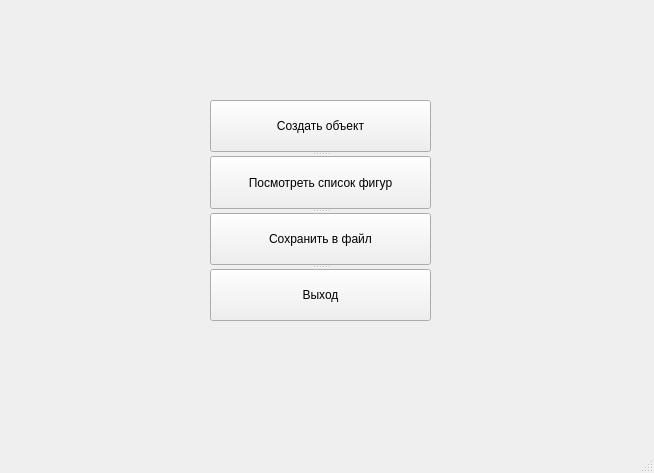
This is Demo/mainwindow.ui in momooshi/GeometryAssistance as Qt 5 draws it before an edit. The edited form follows.
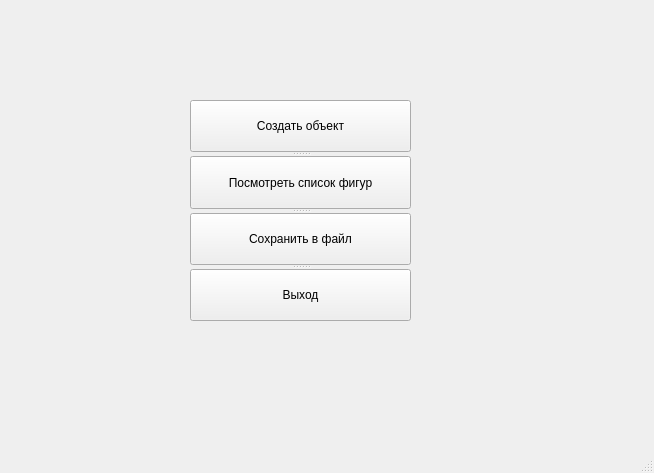
This is the edited form.

What changed in the file:
```diff
--- a/Demo/mainwindow.ui
+++ b/Demo/mainwindow.ui
@@ -17,7 +17,7 @@
    <widget class="QSplitter" name="splitter">
     <property name="geometry">
      <rect>
-      <x>210</x>
+      <x>190</x>
       <y>100</y>
       <width>221</width>
       <height>221</height>
@@ -63,6 +63,11 @@
      </property>
     </widget>
     <widget class="QPushButton" name="pushButton_7">
+     <property name="font">
+      <font>
+       <family>MS Shell Dlg 2</family>
+      </font>
+     </property>
      <property name="cursor">
       <cursorShape>PointingHandCursor</cursorShape>
      </property>
```
Left out of the diff: 3 changed lines with no effect on the pictures.
